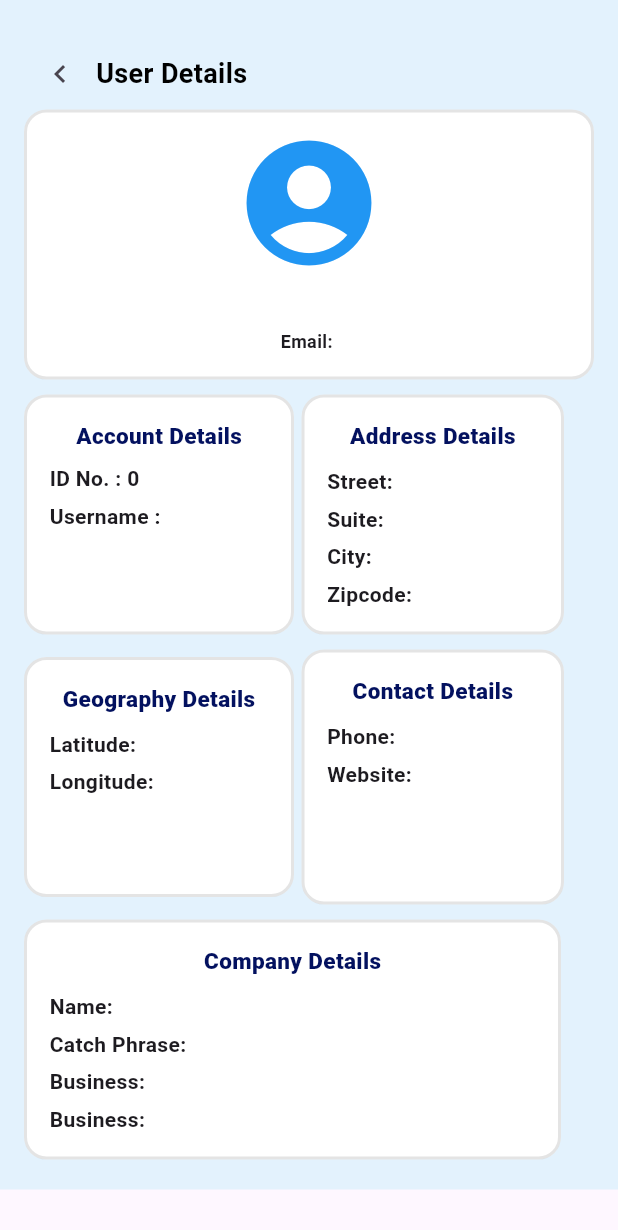
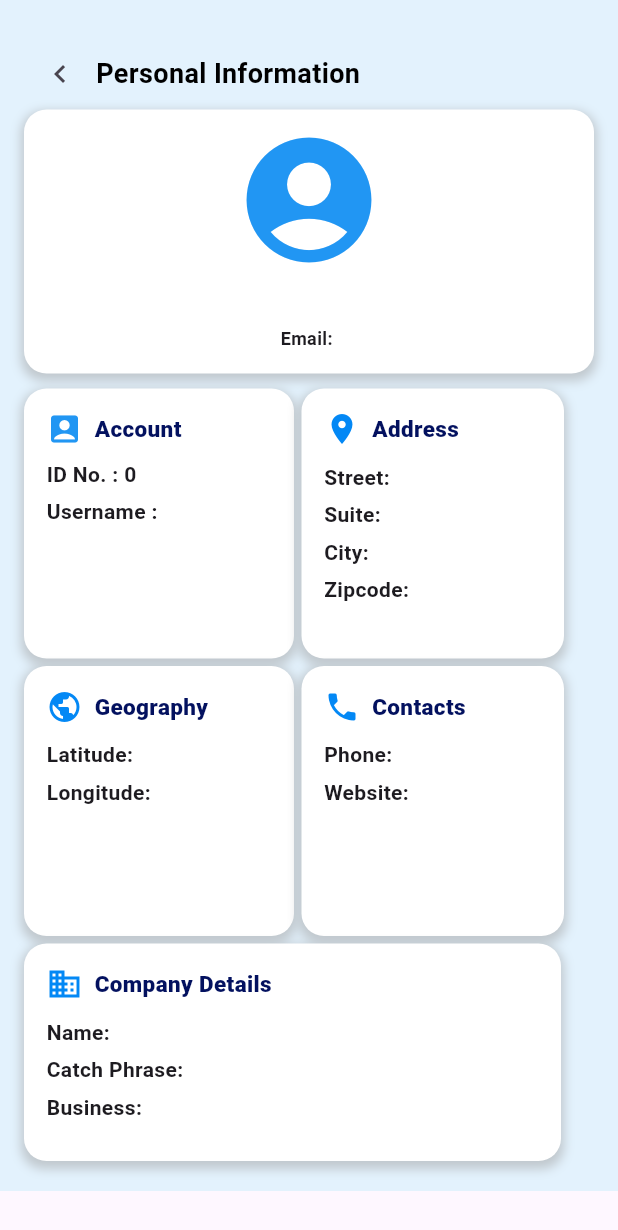
Before and after one commit to Zysrel/Flutter_Activity2, a Flutter app: the UserDetailsScreen screen opened directly with empty values, on a phone screen of 412 x 824 dp. Shown: the top 1230 px of the screen. Run offline on Flutter 3.47's test engine with Material 3 defaults, Android fonts, the phone set to English and light mode, and no system bars; network calls fail.

Commit message:
semi final design for this activity - second commit

```diff
--- a/lib/main.dart
+++ b/lib/main.dart
@@ -137,10 +137,14 @@ class _UserListScreenState extends State<UserListScreen> {
                       margin: const EdgeInsets.all(2.0),
                       decoration: BoxDecoration(
                         color: Colors.white,
-                        border: Border.all(
-                          color: const Color.fromARGB(71, 158, 158, 158),
-                          width: 2.0,
-                        ),
+                        boxShadow: [
+                          BoxShadow(
+                            color: Colors.grey.withOpacity(0.5),
+                            spreadRadius: 2,
+                            blurRadius: 5,
+                            offset: const Offset(0, 3),
+                          ),
+                        ],
                         borderRadius: BorderRadius.circular(15.0),
                       ),
                       child: ListTile(
--- a/lib/userdetails_screen.dart
+++ b/lib/userdetails_screen.dart
@@ -28,7 +28,7 @@ class UserDetailsScreen extends StatelessWidget {
                       icon: const Icon(Icons.chevron_left_sharp),
                     ),
                     const Text(
-                      'User Details',
+                      'Personal Information',
                       style: TextStyle(
                         fontSize: 18.0,
                         fontWeight: FontWeight.bold,
@@ -41,11 +41,15 @@ class UserDetailsScreen extends StatelessWidget {
                   padding: const EdgeInsets.only(top: 10.0, bottom: 15.0),
                   decoration: BoxDecoration(
                     color: Colors.white,
-                    border: Border.all(
-                      color: const Color.fromARGB(71, 158, 158, 158),
-                      width: 2.0,
+                    borderRadius: BorderRadius.circular(15.0),
+                     boxShadow: [
+                      BoxShadow(
+                        color: Colors.grey.withOpacity(0.5),
+                        spreadRadius: 2,
+                        blurRadius: 5,
+                        offset: const Offset(0, 3),
                       ),
-                    borderRadius: BorderRadius.circular(15.0),
+                    ],
                   ),
                   child: Center(
                     child: Column(
@@ -79,13 +83,17 @@ class UserDetailsScreen extends StatelessWidget {
                       children: [
                         Container(
                           width: 180,
-                          height: 160,
+                          height: 180,
                           decoration: BoxDecoration(
                             color: Colors.white,
-                            border: Border.all(
-                              color: const Color.fromARGB(71, 158, 158, 158),
-                              width: 2.0,
+                            boxShadow: [
+                              BoxShadow(
+                                color: Colors.grey.withOpacity(0.5),
+                                spreadRadius: 2,
+                                blurRadius: 5,
+                                offset: const Offset(0, 3),
                               ),
+                            ],
                             borderRadius: BorderRadius.circular(15.0),
                           ),
   //users info
@@ -96,15 +104,20 @@ class UserDetailsScreen extends StatelessWidget {
                               child: Column(
                                 crossAxisAlignment: CrossAxisAlignment.start,
                                 children: [
-                                  const Center(
-                                    child: Text(
-                                      'Account Details',
+                                  const Row(
+                                    children: [
+                                      Icon(Icons.account_box, color: Colors.blue,),
+                                      SizedBox(width: 8.0,),
+                                         Text(
+                                          'Account',
                                           style: TextStyle(
                                             fontWeight: FontWeight.w900,
                                             fontSize: 15.0,
                                             color: Color.fromARGB(255, 3, 17, 95),
                                           ),
                                         ),
+
+                                    ],
                                   ),
                                   const SizedBox(height: 8),
                                   Text(
@@ -127,31 +140,41 @@ class UserDetailsScreen extends StatelessWidget {
                         const SizedBox(width: 5),
                         Container(
                           width: 175,
-                          height: 160,
+                          height: 180,
                           decoration: BoxDecoration(
                             color: Colors.white,
-                            border: Border.all(
-                              color: const Color.fromARGB(71, 158, 158, 158),
-                              width: 2.0,
+                            borderRadius: BorderRadius.circular(15.0),
+                            boxShadow: [
+                              BoxShadow(
+                                color: Colors.grey.withOpacity(0.5),
+                                spreadRadius: 2,
+                                blurRadius: 5,
+                                offset: const Offset(0, 3),
                               ),
-                            borderRadius: BorderRadius.circular(15.0),
+                            ],
                           ),
                           child: Container(
                             margin: const EdgeInsets.all(15.0),
                             child: Align(
-                              alignment: Alignment.centerLeft,
+                              alignment: Alignment.center,
                               child: Column(
                                 crossAxisAlignment: CrossAxisAlignment.start,
                                 children: [
-                                  const Center(
-                                    child: Text(
-                                      'Address Details',
+                                  const Row(
+                                    children: [
+                                      Icon(Icons.location_on, color: Color.fromARGB(255, 3, 136, 245)),
+                                      SizedBox(
+                                        width: 8.0
+                                      ),
+                                         Text(
+                                          'Address',
                                           style: TextStyle(
                                             fontWeight: FontWeight.w900,
                                             fontSize: 15.0,
                                             color: Color.fromARGB(255, 3, 17, 95),
                                           ),
                                         ),
+                                    ],
                                   ),
                                   const SizedBox(height: 10),
                                   Text(
@@ -185,23 +208,27 @@ class UserDetailsScreen extends StatelessWidget {
                       ],
                     ),
 
-                    const SizedBox(height: 10.0), // Add spacing between rows
+                    const SizedBox(height: 5.0),
                     Row(
                       children: [
                         Container(
-                          height: 160,
+                          height: 180,
                           width: 180,
                           decoration: BoxDecoration(
                             color: Colors.white,
-                            border: Border.all(
-                              color: const Color.fromARGB(71, 158, 158, 158),
-                              width: 2.0,
+                            boxShadow: [
+                              BoxShadow(
+                                color: Colors.grey.withOpacity(0.5),
+                                spreadRadius: 2,
+                                blurRadius: 5,
+                                offset: const Offset(0, 3),
                               ),
+                            ],
                             borderRadius: BorderRadius.circular(15.0),
                           ),
 //Geo Container
                           child: Container(
-                            height: 170,
+                            height: 180,
                             width: 175,
                             margin: const EdgeInsets.all(15.0),
                             child: Align(
@@ -209,15 +236,21 @@ class UserDetailsScreen extends StatelessWidget {
                               child: Column(
                                 crossAxisAlignment: CrossAxisAlignment.start,
                                 children: [
-                                  const Center(
-                                    child: Text(
-                                      'Geography Details',
+                                  const Row(
+                                    children: [
+                                       Icon(Icons.public, color: Color.fromARGB(255, 3, 136, 245)),
+                                       SizedBox(
+                                        width: 8.0,
+                                      ),
+                                        Text(
+                                          'Geography',
                                           style: TextStyle(
                                             fontWeight: FontWeight.w900,
                                             fontSize: 15.0,
                                             color: Color.fromARGB(255, 3, 17, 95),
                                           ),
                                         ),
+                                    ],
                                   ),
                                   const SizedBox(height: 10),
                                   Text(
@@ -240,13 +273,17 @@ class UserDetailsScreen extends StatelessWidget {
                         const SizedBox(width: 5),
                         Container(
                           width: 175,
-                          height: 170,
+                          height: 180,
                           decoration: BoxDecoration(
                             color: Colors.white,
-                            border: Border.all(
-                              color: const Color.fromARGB(71, 158, 158, 158),
-                              width: 2.0,
+                            boxShadow: [
+                              BoxShadow(
+                                color: Colors.grey.withOpacity(0.5),
+                                spreadRadius: 2,
+                                blurRadius: 5,
+                                offset: const Offset(0, 3),
                               ),
+                            ],
                             borderRadius: BorderRadius.circular(15.0),
                           ),
                           child: Container(
@@ -256,15 +293,21 @@ class UserDetailsScreen extends StatelessWidget {
                               child: Column(
                                 crossAxisAlignment: CrossAxisAlignment.start,
                                 children: [
-                                  const Center(
-                                    child: Text(
-                                      'Contact Details',
+                                  const Row(
+                                    children: [
+                                       Icon(Icons.phone, color: Color.fromARGB(255, 3, 136, 245)),
+                                       SizedBox(
+                                        width: 8.0,
+                                      ),
+                                         Text(
+                                          'Contacts',
                                           style: TextStyle(
                                             fontWeight: FontWeight.w900,
                                             fontSize: 15.0,
                                             color: Color.fromARGB(255, 3, 17, 95),
                                           ),
                                         ),
+                                    ],
                                   ),
                                   const SizedBox(height: 10),
                                   Text(
@@ -286,17 +329,22 @@ class UserDetailsScreen extends StatelessWidget {
                       ],
                     ),
 
-                    const SizedBox(height: 10.0), // Add spacing between rows
+                    const SizedBox(height: 5.0),
                     Row(
                       children: [
                         Container(
-                          width: 358,
+                          width: 358.0,
+                          height: 145.0,
                           decoration: BoxDecoration(
                             color: Colors.white,
-                            border: Border.all(
-                              color: const Color.fromARGB(71, 158, 158, 158),
-                              width: 2.0,
+                            boxShadow: [
+                              BoxShadow(
+                                color: Colors.grey.withOpacity(0.5),
+                                spreadRadius: 2,
+                                blurRadius: 5,
+                                offset: const Offset(0, 3),
                               ),
+                            ],
                             borderRadius: BorderRadius.circular(15.0),
                           ),
 //Company Container
@@ -307,8 +355,13 @@ class UserDetailsScreen extends StatelessWidget {
                               child: Column(
                                 crossAxisAlignment: CrossAxisAlignment.start,
                                 children: [
-                                  const Center(
-                                    child: Text(
+                                  const Row(
+                                    children: [
+                                       Icon(Icons.business_sharp, color: Color.fromARGB(255, 3, 136, 245)),
+                                       SizedBox(
+                                        width: 8.0,
+                                      ),
+                                       Text(
                                           'Company Details',
                                           style: TextStyle(
                                             fontWeight: FontWeight.w900,
@@ -316,6 +369,7 @@ class UserDetailsScreen extends StatelessWidget {
                                             color: Color.fromARGB(255, 3, 17, 95),
                                           ),
                                         ),
+                                    ],
                                   ),
                                   const SizedBox(height: 10),
                                   Text(
@@ -326,12 +380,6 @@ class UserDetailsScreen extends StatelessWidget {
                                   const SizedBox(height: 5),
                                   Text(
                                     'Catch Phrase: ${user.catchphrase}',
-                                    style: const TextStyle(
-                                        fontWeight: FontWeight.w600),
-                                  ),
-                                  const SizedBox(height: 5),
-                                  Text(
-                                    'Business: ${user.bs}',
                                     style: const TextStyle(
                                         fontWeight: FontWeight.w600),
                                   ),
```
Lines whose indentation alone changed are shown as unchanged.
